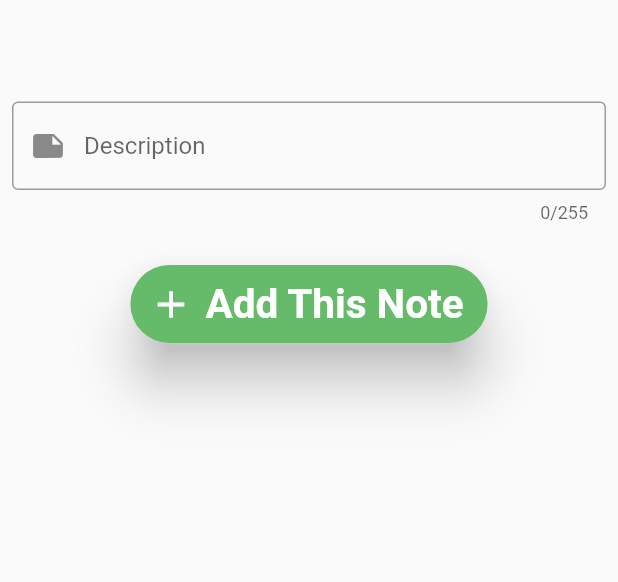
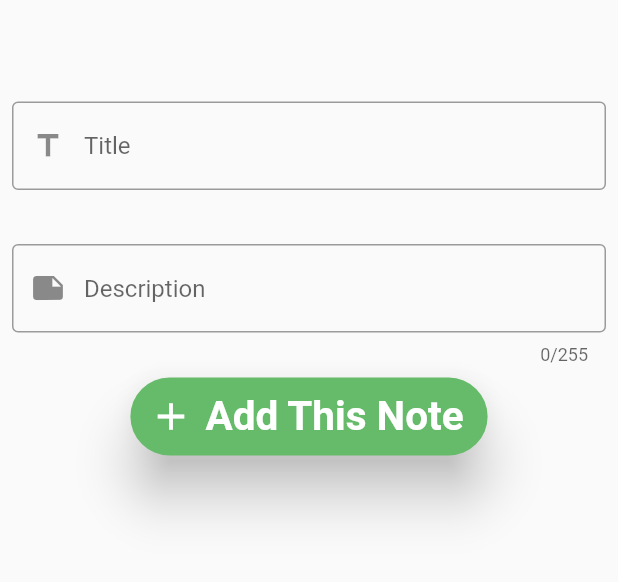
Before and after one commit to yobra254/Crud, a Flutter app: the screen it shows after launch, after a tap on "New Note", on a phone screen of 412 x 824 dp, the part 167-749 px from its top. Run offline on Flutter 3.47's test engine with Material 2 defaults, Android fonts, the phone set to English and light mode, and no system bars; our stand-ins replace sqflite; accounts and stored records are empty; Roboto replaces fonts that are missing (Poppins).

Commit message:
Update Module Fix

```diff
--- a/lib/insert_note.dart
+++ b/lib/insert_note.dart
@@ -53,15 +53,26 @@ class _InsertNoteState extends State<InsertNote> {
                   child: TextField(
                     controller: myTitle,
                     decoration: const InputDecoration(
+                        prefixIcon: Icon(Icons.title),
+                        border: OutlineInputBorder(),
+                        hintText: "Title"),
+                    keyboardType: TextInputType.text,
+                  ),
+                ),
+                const SizedBox(
+                  height: 20.0,
+                ),
+                Padding(
+                  padding: const EdgeInsets.all(8.0),
+                  child: TextField(
+                    controller: myDescription,
+                    decoration: const InputDecoration(
                         prefixIcon: Icon(Icons.note),
                         border: OutlineInputBorder(),
                         hintText: "Description"),
                     maxLength: 255,
                     keyboardType: TextInputType.text,
                   ),
-                ),
-                const SizedBox(
-                  height: 20.0,
                 ),
                 ElevatedButton.icon(
                   icon: const Icon(
@@ -82,6 +93,8 @@ class _InsertNoteState extends State<InsertNote> {
                   onPressed: () async {
                     Note note = Note(myTitle.text, myDescription.text);
                     var value = await databaseHelper.insertNote(note);
+                    print(
+                        "if 1 is return then insert success and 0 then not inserted : $value");
                     //insertNote(context, note);
                   },
                   style: ElevatedButton.styleFrom(
--- a/lib/main.dart
+++ b/lib/main.dart
@@ -1,5 +1,6 @@
 import 'package:flutter/material.dart';
 import 'package:flutter/cupertino.dart';
+import 'package:notes/update.dart';
 import 'package:sqflite/sqlite_api.dart';
 
 import 'package:notes/databasehelper.dart';
@@ -136,21 +137,21 @@ class _MyHomePageState extends State<MyHomePage> {
                                   context,
                                   MaterialPageRoute(
                                     builder: (context) => UpdateNote(
-                                      notes[index],
+                                      notes![index],
                                       updateListView,
                                     ),
                                   ),
                                 );
                               },
                               child: ListTile(
-                                title: Text(this.notes[index].title),
-                                subtitle: Text(this.notes[index].descrition),
+                                title: Text(this.notes![index].title),
+                                subtitle: Text(this.notes![index].description),
                               ),
                             ),
                           ),
                         );
                       },
-                      itemCount: notes.length,
+                      itemCount: notes?.length,
                     ),
                   ),
                 ),
@@ -166,6 +167,7 @@ class _MyHomePageState extends State<MyHomePage> {
       resfuture.then((noteList) {
         setState(() {
           notes = noteList;
+          // count=notes.length
         });
       });
     });
```
Also changed, not shown: lib/update.dart (+15 -8 lines).
